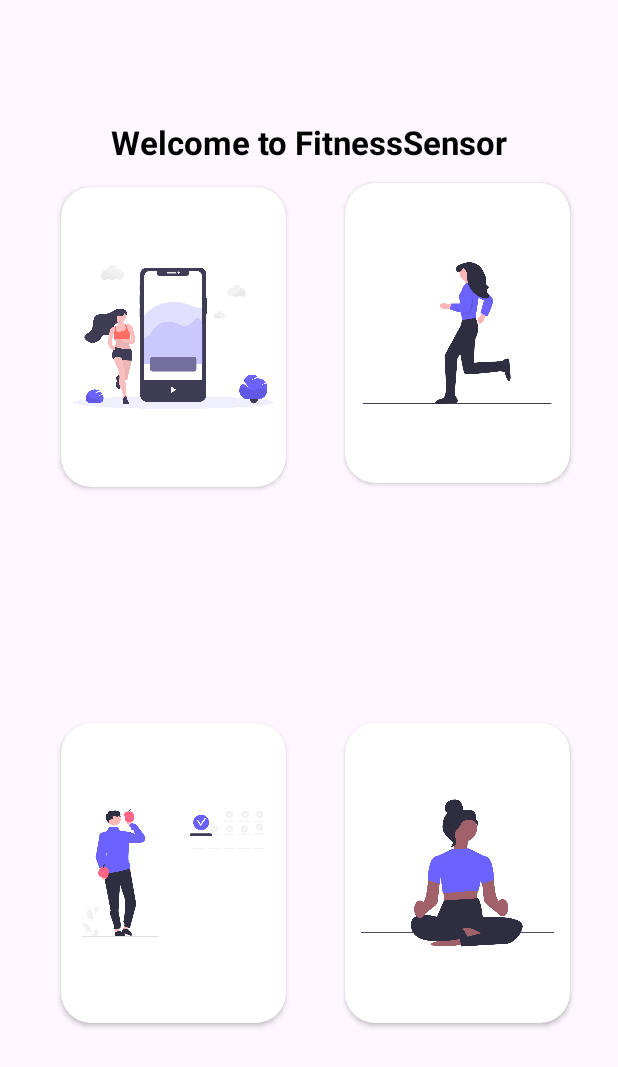
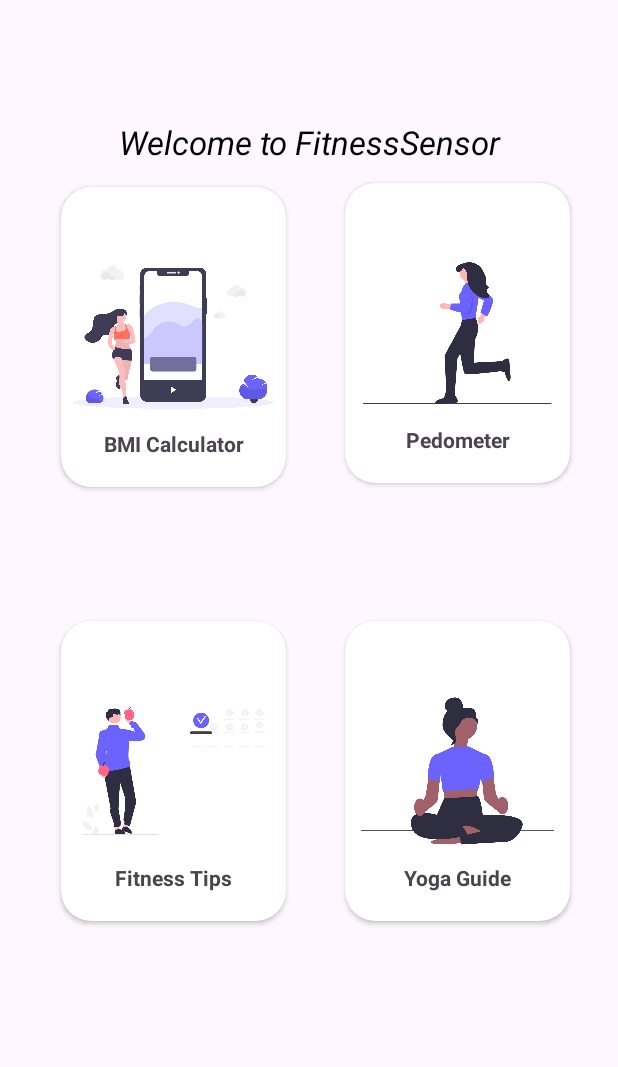
Before and after one commit to Kajal09kumari/Fitness_sensor, an Android app: the screen it shows after launch (CardActivity), on a phone screen of 412 x 824 dp. Shown: the top 1067 px of the screen. Run offline under Robolectric (Android 15) with nearby library versions, the phone set to English and light mode, and no system bars.

Commit message:
change some UI Of the app

```diff
--- a/app/src/main/res/layout/activity_card.xml
+++ b/app/src/main/res/layout/activity_card.xml
@@ -29,6 +29,15 @@
             android:layout_width="wrap_content"
             android:layout_height="wrap_content"
             app:srcCompat="@drawable/bmi" />
+
+        <TextView
+            android:id="@+id/textView4"
+            android:layout_width="150dp"
+            android:layout_height="30dp"
+            android:layout_marginTop="156dp"
+            android:gravity="center"
+            android:text="BMI Calculator"
+            android:textStyle="bold"/>
     </androidx.cardview.widget.CardView>
 
     <androidx.cardview.widget.CardView
@@ -36,7 +45,7 @@
         android:layout_height="200dp"
         android:layout_marginStart="32dp"
         android:layout_marginEnd="221dp"
-        android:layout_marginBottom="142dp"
+        android:layout_marginBottom="210dp"
         app:cardCornerRadius="20dp"
         app:layout_constraintBottom_toBottomOf="parent"
         app:layout_constraintEnd_toEndOf="parent"
@@ -50,13 +59,22 @@
             android:layout_width="150dp"
             android:layout_height="200dp"
             app:srcCompat="@drawable/tips" />
+
+        <TextView
+            android:id="@+id/textView6"
+            android:layout_width="150dp"
+            android:layout_height="30dp"
+            android:layout_marginTop="156dp"
+            android:gravity="center"
+            android:textStyle="bold"
+            android:text="Fitness Tips" />
     </androidx.cardview.widget.CardView>
 
     <androidx.cardview.widget.CardView
         android:layout_width="150dp"
         android:layout_height="200dp"
         android:layout_marginEnd="32dp"
-        android:layout_marginBottom="142dp"
+        android:layout_marginBottom="210dp"
         app:cardCornerRadius="20dp"
         app:layout_constraintBottom_toBottomOf="parent"
         app:layout_constraintEnd_toEndOf="parent"
@@ -68,6 +86,15 @@
             android:layout_width="150dp"
             android:layout_height="200dp"
             app:srcCompat="@drawable/yogalogo" />
+
+        <TextView
+            android:id="@+id/textView7"
+            android:layout_width="150dp"
+            android:layout_height="30dp"
+            android:layout_marginTop="156dp"
+            android:gravity="center"
+            android:textStyle="bold"
+            android:text="Yoga Guide" />
     </androidx.cardview.widget.CardView>
 
     <androidx.cardview.widget.CardView
@@ -92,6 +119,15 @@
             android:layout_width="wrap_content"
             android:layout_height="wrap_content"
             app:srcCompat="@drawable/pedometer" />
+
+        <TextView
+            android:id="@+id/textView5"
+            android:layout_width="150dp"
+            android:layout_height="30dp"
+            android:layout_marginTop="156dp"
+            android:gravity="center"
+            android:text="Pedometer"
+            android:textStyle="bold"/>
     </androidx.cardview.widget.CardView>
 
     <TextView
@@ -104,7 +140,7 @@
         android:text="@string/welcome_to_fitnesssensor"
         android:textColor="@color/black"
         android:textAlignment="center"
-        android:textStyle="bold"
+        android:textStyle="italic"
         android:textSize="22sp"
         app:layout_constraintEnd_toEndOf="parent"
         app:layout_constraintStart_toStartOf="parent"
--- a/app/src/main/res/layout/activity_main.xml
+++ b/app/src/main/res/layout/activity_main.xml
@@ -18,4 +18,14 @@
         android:layout_marginTop="200dp"
         android:background="#05f3f7"
         app:srcCompat="@drawable/logofit" />
+
+    <TextView
+        android:id="@+id/textView2"
+        android:layout_width="200dp"
+        android:layout_height="22dp"
+        android:layout_gravity="center"
+        android:textStyle="bold"
+        android:textSize="20dp"
+        android:gravity="center"
+        android:text="FitnessSensor" />
 </LinearLayout>
```
